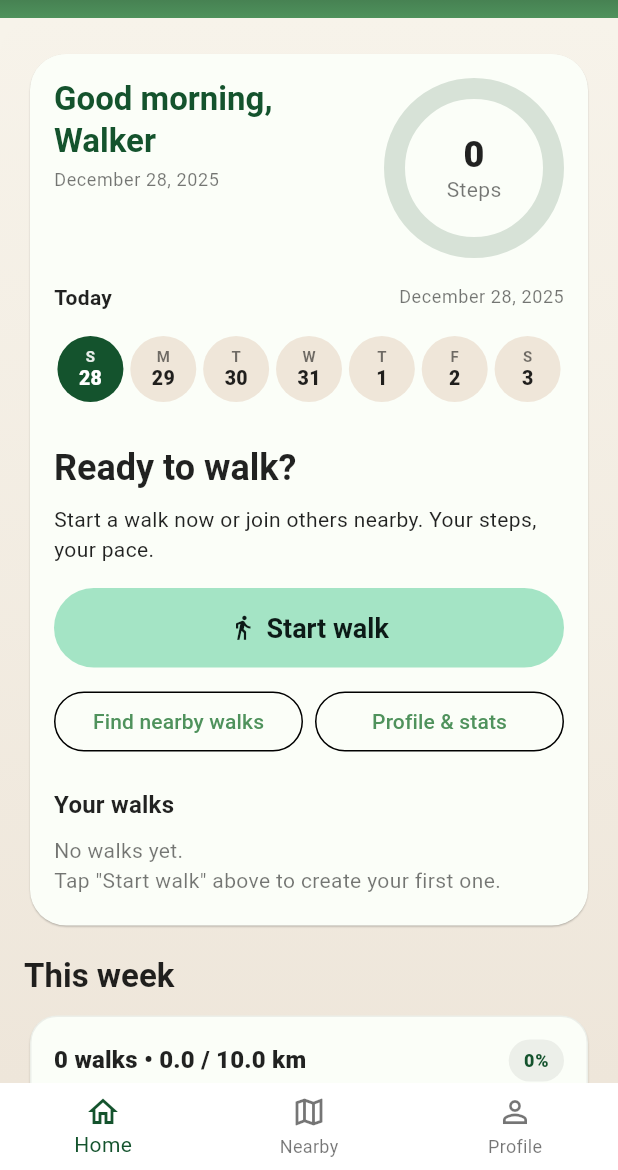
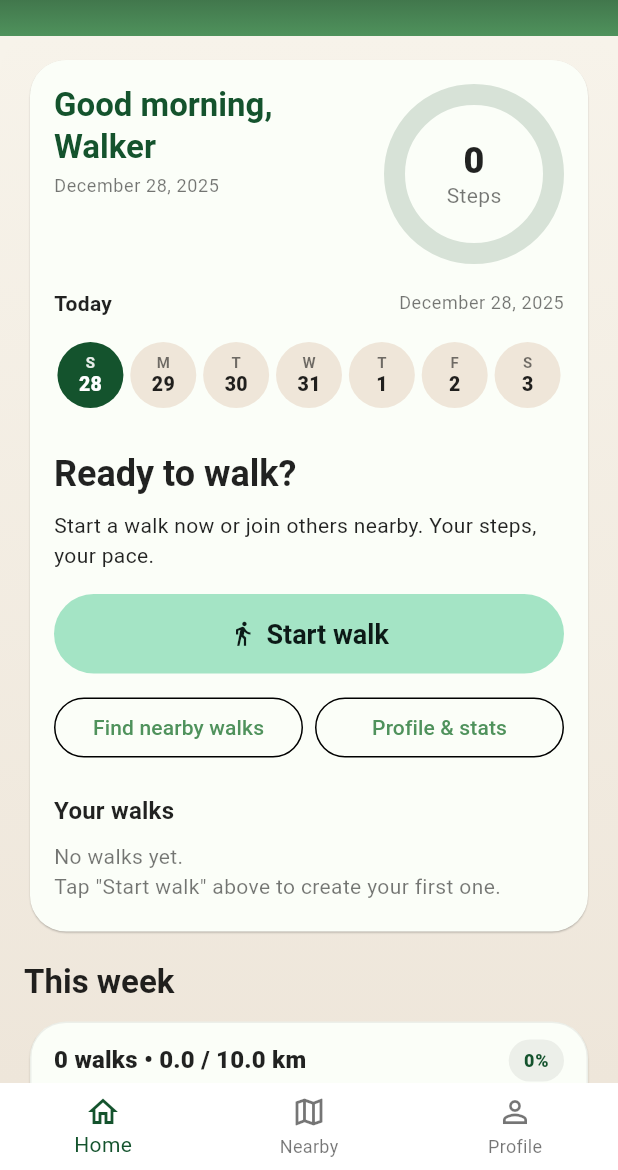
Before and after one commit to Ossi901990/Yalla-nemshi, a Flutter app: the HomeScreen screen opened by its route, on a phone screen of 412 x 824 dp, the part 66-1236 px from its top. Run offline on Flutter 3.47's test engine with Material 3 defaults, Android fonts, the light colour scheme and no system bars; drawn by our look-alikes of table_calendar; our stand-ins replace cloud_firestore, firebase_auth, firebase_core, flutter_local_notifications, google_maps_flutter, image_picker and 4 more; accounts and stored records are empty.

Commit message:
IN HOME SCREEN : Radius system: cards / controls / pills are consistent
Spacing system: big layout paddings now follow the same rules

You avoided the common trap: tokens everywhere (we kept micro-values like 2/4/10/12/20 when they matter)

```diff
--- a/lib/screens/home_screen.dart
+++ b/lib/screens/home_screen.dart
@@ -36,6 +36,17 @@ const kTextSecondary = Color(0xFF9BB9B1); // normal text
 const kTextMuted = Color(0xFF6A8580); // hints / placeholders
 const kOnMint = Color(0xFF0C1A17); // text on mint buttons
 
+// ===== Design tokens (radius) =====
+const double kRadiusCard = 24;
+const double kRadiusControl = 16; // buttons, small containers, inputs
+const double kRadiusPill = 999; // badges, chips
+
+// ===== Design tokens (spacing) =====
+const double kSpace1 = 8;
+const double kSpace2 = 16;
+const double kSpace3 = 24;
+const double kSpace4 = 32;
+
 class HomeScreen extends StatefulWidget {
   const HomeScreen({super.key});
 
@@ -57,9 +68,7 @@ class _HomeScreenState extends State<HomeScreen> {
             debugPrint('WALKS SNAP: docs=${snap.docs.length} uid=$currentUid');
 
             final loaded = snap.docs.map((doc) {
-              final data = Map<String, dynamic>.from(
-                doc.data(),
-              );
+              final data = Map<String, dynamic>.from(doc.data());
               data['firestoreId'] = doc.id;
               data['id'] ??= doc.id;
 
@@ -302,8 +311,11 @@ class _HomeScreenState extends State<HomeScreen> {
     );
   }
 
-Widget _buildCalendarDayCell(DateTime day, bool isDark,
-    {bool forceSelected = false}) {
+  Widget _buildCalendarDayCell(
+    DateTime day,
+    bool isDark, {
+    bool forceSelected = false,
+  }) {
     final bool isSelected = forceSelected || isSameDay(_selectedDay, day);
     final bool isToday = isSameDay(day, DateTime.now());
     final bool hasWalk = _hasUpcomingWalkOnDay(day);
@@ -369,7 +381,7 @@ Widget _buildCalendarDayCell(DateTime day, bool isDark,
         child: DecoratedBox(
           decoration: BoxDecoration(
             color: bg,
-  borderRadius: BorderRadius.circular(999),
+            borderRadius: BorderRadius.circular(kRadiusPill),
 
             // ✅ Walk day indicator
             // - if it has an upcoming walk and it's not selected → show a subtle border
@@ -382,7 +394,8 @@ decoration: BoxDecoration(
                     width: 1.4,
                   )
                 : Border.all(
-          color: border, // your existing border logic (today/normal/selected)
+                    color:
+                        border, // your existing border logic (today/normal/selected)
                     width: 1.0,
                   ),
           ),
@@ -415,7 +428,6 @@ decoration: BoxDecoration(
       ),
     );
   }
-
 
   // --- Step counter setup (Android only for now) ---
 
@@ -677,14 +689,14 @@ decoration: BoxDecoration(
     showModalBottomSheet(
       context: context,
       backgroundColor: const Color(0xFFFCFEF9),
-      shape: const RoundedRectangleBorder(
-        borderRadius: BorderRadius.vertical(top: Radius.circular(24)),
+      shape: RoundedRectangleBorder(
+        borderRadius: BorderRadius.vertical(top: Radius.circular(kRadiusCard)),
       ),
       builder: (ctx) {
         // ✅ If nothing stored yet → same placeholder as before
         if (notifications.isEmpty) {
           return Padding(
-            padding: const EdgeInsets.fromLTRB(16, 20, 16, 32),
+            padding: EdgeInsets.fromLTRB(kSpace2, 20, kSpace2, kSpace4),
             child: Column(
               mainAxisSize: MainAxisSize.min,
               children: [
@@ -704,7 +716,7 @@ decoration: BoxDecoration(
                   textAlign: TextAlign.center,
                   style: TextStyle(color: Colors.grey.shade600),
                 ),
-                const SizedBox(height: 16),
+                SizedBox(height: kSpace2),
               ],
             ),
           );
@@ -713,7 +725,7 @@ decoration: BoxDecoration(
         // ✅ Real notifications list
         return SingleChildScrollView(
           child: Padding(
-            padding: const EdgeInsets.fromLTRB(16, 12, 16, 24),
+            padding: EdgeInsets.fromLTRB(kSpace2, 12, kSpace2, kSpace3),
             child: Column(
               mainAxisSize: MainAxisSize.min,
               crossAxisAlignment: CrossAxisAlignment.start,
@@ -902,7 +914,7 @@ decoration: BoxDecoration(
           if (isDark)
             // --- Dark: floating header (no bar) ---
             Padding(
-              padding: const EdgeInsets.fromLTRB(16, 12, 16, 8),
+              padding: EdgeInsets.fromLTRB(kSpace2, 12, kSpace2, kSpace3),
               child: Row(
                 mainAxisAlignment: MainAxisAlignment.spaceBetween,
                 children: [
@@ -1007,7 +1019,7 @@ decoration: BoxDecoration(
           else
             // --- Light: keep the gradient bar ---
             Container(
-              padding: const EdgeInsets.fromLTRB(16, 12, 16, 12),
+              padding: EdgeInsets.fromLTRB(kSpace2, 12, kSpace2, kSpace3),
               decoration: const BoxDecoration(
                 gradient: LinearGradient(
                   colors: [Color(0xFF294630), Color(0xFF4F925C)],
@@ -1123,18 +1135,18 @@ decoration: BoxDecoration(
               width: double.infinity,
               decoration: BoxDecoration(
                 color: isDark ? kDarkBg : const Color(0xFFF7F3EA),
-                borderRadius: const BorderRadius.only(
-                  topLeft: Radius.circular(24),
-                  topRight: Radius.circular(24),
+                borderRadius: BorderRadius.only(
+                  topLeft: Radius.circular(kRadiusCard),
+                  topRight: Radius.circular(kRadiusCard),
                 ),
               ),
 
               // overlay so text stays readable on top of the photo
               child: Container(
                 decoration: BoxDecoration(
-                  borderRadius: const BorderRadius.only(
-                    topLeft: Radius.circular(24),
-                    topRight: Radius.circular(24),
+                  borderRadius: BorderRadius.only(
+                    topLeft: Radius.circular(kRadiusCard),
+                    topRight: Radius.circular(kRadiusCard),
                   ),
                   gradient: isDark
                       ? const LinearGradient(
@@ -1156,7 +1168,12 @@ decoration: BoxDecoration(
                   slivers: [
                     SliverToBoxAdapter(
                       child: Padding(
-                        padding: const EdgeInsets.fromLTRB(16, 20, 16, 24),
+                        padding: EdgeInsets.fromLTRB(
+                          kSpace2,
+                          12,
+                          kSpace2,
+                          kSpace3,
+                        ),
                         child: Column(
                           crossAxisAlignment: CrossAxisAlignment.start,
                           children: [
@@ -1167,16 +1184,19 @@ decoration: BoxDecoration(
                                   : const Color(0xFFFBFEF8),
                               elevation: 0.5,
                               shape: RoundedRectangleBorder(
-                                borderRadius: BorderRadius.circular(24),
+                                borderRadius: BorderRadius.circular(
+                                  kRadiusCard,
+                                ),
                               ),
                               child: Padding(
-                                padding: const EdgeInsets.fromLTRB(
-                                  16,
-                                  16,
-                                  16,
+  padding: EdgeInsets.fromLTRB(
+    kSpace2,
+    kSpace2,
+    kSpace2,
     20,
   ),
   child: Column(
+
                                   crossAxisAlignment: CrossAxisAlignment.start,
                                   children: [
                                     Row(
@@ -1218,14 +1238,13 @@ decoration: BoxDecoration(
                                         ),
                                         const SizedBox(width: 12),
                                         _StepsRing(
-                                          steps:
-                                              _sessionSteps,
+                                          steps: _sessionSteps,
                                           goal: 10000,
                                           isDark: isDark,
                                         ),
                                       ],
                                     ),
-                                    const SizedBox(height: 16),
+                                    SizedBox(height: kSpace2),
 
                                     // Today + date row
                                     Row(
@@ -1251,7 +1270,7 @@ decoration: BoxDecoration(
                                       ],
                                     ),
 
-                                    const SizedBox(height: 8),
+                                    SizedBox(height: kSpace1),
 
                                     // ===== Calendar (week swipe + no dots + fixed sizing) =====
                                     TableCalendar(
@@ -1265,9 +1284,10 @@ rowHeight: 60,
 
                                       // ✅ smoother swipe between weeks
                                       pageAnimationEnabled: true,
-pageAnimationDuration: const Duration(milliseconds: 220),
+                                      pageAnimationDuration: const Duration(
+                                        milliseconds: 220,
+                                      ),
                                       pageAnimationCurve: Curves.easeOutCubic,
-
 
                                       // ✅ IMPORTANT: keep outside days visible so the week row is consistent
                                       calendarStyle: const CalendarStyle(
@@ -1276,30 +1296,58 @@ pageAnimationCurve: Curves.easeOutCubic,
                                       ),
 
                                       onPageChanged: (focusedDay) {
-    setState(() => _focusedDay = focusedDay);
+                                        setState(
+                                          () => _focusedDay = focusedDay,
+                                        );
                                       },
 
-  selectedDayPredicate: (day) => isSameDay(_selectedDay, day),
+                                      selectedDayPredicate: (day) =>
+                                          isSameDay(_selectedDay, day),
 
                                       calendarBuilders: CalendarBuilders(
-    defaultBuilder: (context, day, focusedDay) {
-      return _buildCalendarDayCell(day, isDark, forceSelected: false);
+                                        defaultBuilder:
+                                            (context, day, focusedDay) {
+                                              return _buildCalendarDayCell(
+                                                day,
+                                                isDark,
+                                                forceSelected: false,
+                                              );
                                             },
-    selectedBuilder: (context, day, focusedDay) {
-      return _buildCalendarDayCell(day, isDark, forceSelected: true);
+                                        selectedBuilder:
+                                            (context, day, focusedDay) {
+                                              return _buildCalendarDayCell(
+                                                day,
+                                                isDark,
+                                                forceSelected: true,
+                                              );
                                             },
-    todayBuilder: (context, day, focusedDay) {
-      return _buildCalendarDayCell(day, isDark, forceSelected: false);
+                                        todayBuilder:
+                                            (context, day, focusedDay) {
+                                              return _buildCalendarDayCell(
+                                                day,
+                                                isDark,
+                                                forceSelected: false,
+                                              );
                                             },
 
                                         // ✅ FIX: outside days were not using your pill builder
-    outsideBuilder: (context, day, focusedDay) {
-      return _buildCalendarDayCell(day, isDark, forceSelected: false);
+                                        outsideBuilder:
+                                            (context, day, focusedDay) {
+                                              return _buildCalendarDayCell(
+                                                day,
+                                                isDark,
+                                                forceSelected: false,
+                                              );
                                             },
 
                                         // ✅ (optional safety) disabled days also use the same pill rendering
-    disabledBuilder: (context, day, focusedDay) {
-      return _buildCalendarDayCell(day, isDark, forceSelected: false);
+                                        disabledBuilder:
+                                            (context, day, focusedDay) {
+                                              return _buildCalendarDayCell(
+                                                day,
+                                                isDark,
+                                                forceSelected: false,
+                                              );
                                             },
                                       ),
 
@@ -1309,14 +1357,16 @@ pageAnimationCurve: Curves.easeOutCubic,
                                           _focusedDay = focusedDay;
                                         });
 
-    final events = _eventsForDay(selectedDay);
+                                        final events = _eventsForDay(
+                                          selectedDay,
+                                        );
                                         if (events.isNotEmpty) {
                                           _navigateToDetails(events.first);
                                         }
                                       },
                                     ),
+
                                     // ===== End Calendar =====
-
                                     const SizedBox(height: 20),
 
                                     // Ready to walk + buttons
@@ -1327,12 +1377,12 @@ pageAnimationCurve: Curves.easeOutCubic,
                                             fontWeight: FontWeight.bold,
                                           ),
                                     ),
-                                    const SizedBox(height: 8),
+                                    SizedBox(height: kSpace1),
                                     Text(
                                       'Start a walk now or join others nearby. Your steps, your pace.',
                                       style: theme.textTheme.bodyMedium,
                                     ),
-                                    const SizedBox(height: 16),
+                                    SizedBox(height: kSpace2),
                                     SizedBox(
                                       width: double.infinity,
                                       child: FilledButton.icon(
@@ -1398,7 +1448,7 @@ pageAnimationCurve: Curves.easeOutCubic,
                                             fontWeight: FontWeight.bold,
                                           ),
                                     ),
-                                    const SizedBox(height: 8),
+                                    SizedBox(height: kSpace1),
                                     if (_myHostedWalks.isEmpty)
                                       Text(
                                         'No walks yet.\nTap "Start walk" above to create your first one.',
@@ -1426,7 +1476,7 @@ pageAnimationCurve: Curves.easeOutCubic,
                               ),
                             ),
 
-                            const SizedBox(height: 16),
+                            SizedBox(height: kSpace2),
 
                             // ===== WEEKLY SUMMARY =====
                             Text(
@@ -1435,14 +1485,14 @@ pageAnimationCurve: Curves.easeOutCubic,
                                 fontWeight: FontWeight.bold,
                               ),
                             ),
-                            const SizedBox(height: 8),
+                            SizedBox(height: kSpace1),
                             _WeeklySummaryCard(
                               walks: _weeklyWalkCount,
                               kmSoFar: _weeklyKm,
                               kmGoal: _weeklyGoalKm,
                               streakDays: _streakDays,
                             ),
-                            const SizedBox(height: 16),
+                            SizedBox(height: kSpace2),
 
                             // ===== QUICK STATS =====
                             Text(
@@ -1532,7 +1582,7 @@ class _WeeklySummaryCard extends StatelessWidget {
       color: isDark ? kDarkSurface : null,
       elevation: isDark ? 0 : 0.6,
       shape: RoundedRectangleBorder(
-        borderRadius: BorderRadius.circular(18),
+        borderRadius: BorderRadius.circular(kRadiusCard),
         side: BorderSide(
           color: isDark
               ? Colors.white.withValues(alpha: 0.06)
@@ -1540,7 +1590,7 @@ class _WeeklySummaryCard extends StatelessWidget {
         ),
       ),
       child: Padding(
-        padding: const EdgeInsets.fromLTRB(16, 16, 16, 14),
+        padding: EdgeInsets.fromLTRB(kSpace2, 12, kSpace2, kSpace3),
         child: Column(
           crossAxisAlignment: CrossAxisAlignment.start,
           children: [
@@ -1566,7 +1616,7 @@ class _WeeklySummaryCard extends StatelessWidget {
                     color: isDark
                         ? kDarkSurface2
                         : Colors.black.withValues(alpha: 0.06),
-                    borderRadius: BorderRadius.circular(999),
+                    borderRadius: BorderRadius.circular(kRadiusPill),
                   ),
                   child: Text(
                     kmGoal <= 0 ? '--' : '$percent%',
@@ -1593,7 +1643,7 @@ class _WeeklySummaryCard extends StatelessWidget {
                   height: 14,
                   decoration: BoxDecoration(
                     color: trackColor,
-                    borderRadius: BorderRadius.circular(999),
+                    borderRadius: BorderRadius.circular(kRadiusPill),
                   ),
                   child: Stack(
                     children: [
@@ -1603,7 +1653,7 @@ class _WeeklySummaryCard extends StatelessWidget {
                         width: c.maxWidth * (kmGoal <= 0 ? 0.0 : progress),
                         decoration: BoxDecoration(
                           color: fillColor,
-                          borderRadius: BorderRadius.circular(999),
+                          borderRadius: BorderRadius.circular(kRadiusPill),
                         ),
                       ),
 
@@ -1614,7 +1664,9 @@ class _WeeklySummaryCard extends StatelessWidget {
                             opacity: isDark ? 0.10 : 0.08,
                             child: DecoratedBox(
                               decoration: BoxDecoration(
-                                borderRadius: BorderRadius.circular(999),
+                                borderRadius: BorderRadius.circular(
+                                  kRadiusPill,
+                                ),
                                 gradient: const LinearGradient(
                                   begin: Alignment.topCenter,
                                   end: Alignment.bottomCenter,
@@ -1672,7 +1724,7 @@ class _StatCard extends StatelessWidget {
         margin: const EdgeInsets.only(right: 8),
         elevation: isDark ? 0 : 0.5,
         shape: RoundedRectangleBorder(
-          borderRadius: BorderRadius.circular(16),
+          borderRadius: BorderRadius.circular(kRadiusControl),
           side: BorderSide(
             color: isDark
                 ? Colors.white.withValues(alpha: 0.06)
@@ -1726,7 +1778,9 @@ class _WalkCard extends StatelessWidget {
     final theme = Theme.of(context);
     return Card(
       margin: const EdgeInsets.symmetric(horizontal: 0, vertical: 4),
-      shape: RoundedRectangleBorder(borderRadius: BorderRadius.circular(16)),
+      shape: RoundedRectangleBorder(
+        borderRadius: BorderRadius.circular(kRadiusControl),
+      ),
       elevation: 0.5,
       child: ListTile(
         onTap: onTap,
@@ -1803,7 +1857,6 @@ class _StepsRing extends StatelessWidget {
             ? Colors.white.withValues(alpha: 0.16)
             : const Color(0xFFE8F1EA); // ✅ light green tint (not white)
 
-
         // End color gets darker as progress increases
         final Color endColor = Color.lerp(veryLight, base, animatedProgress)!;
 
@@ -1820,8 +1873,9 @@ class _StepsRing extends StatelessWidget {
                   strokeWidth: stroke,
                   trackColor: isDark
                       ? Colors.white.withValues(alpha: 0.10)
-    : const Color(0xFFD7E2D7), // ✅ slightly darker track so ring feels consistent
-
+                      : const Color(
+                          0xFFD7E2D7,
+                        ), // ✅ slightly darker track so ring feels consistent
                   // ✅ start ALWAYS very light
                   startColor: veryLight,
                   // ✅ end darkens with progress
@@ -1912,14 +1966,12 @@ final gradient = SweepGradient(
       transform: const GradientRotation(-math.pi / 2),
     );
 
-
     final progressPaint = Paint()
       ..shader = gradient.createShader(ringRect)
       ..style = PaintingStyle.stroke
       ..strokeWidth = strokeWidth
       ..strokeCap = StrokeCap.round
       ..isAntiAlias = true;
-
 
     canvas.drawArc(ringRect, startAngle, sweepAngle, false, progressPaint);
   }
```
Lines whose indentation alone changed are shown as unchanged.
